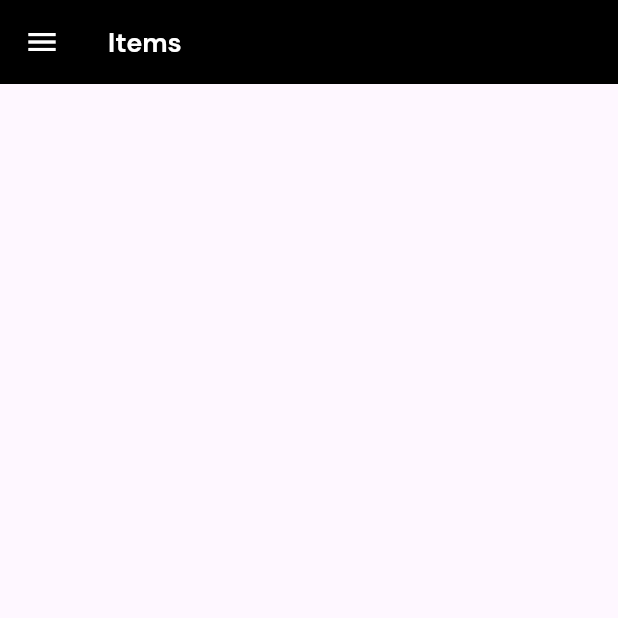
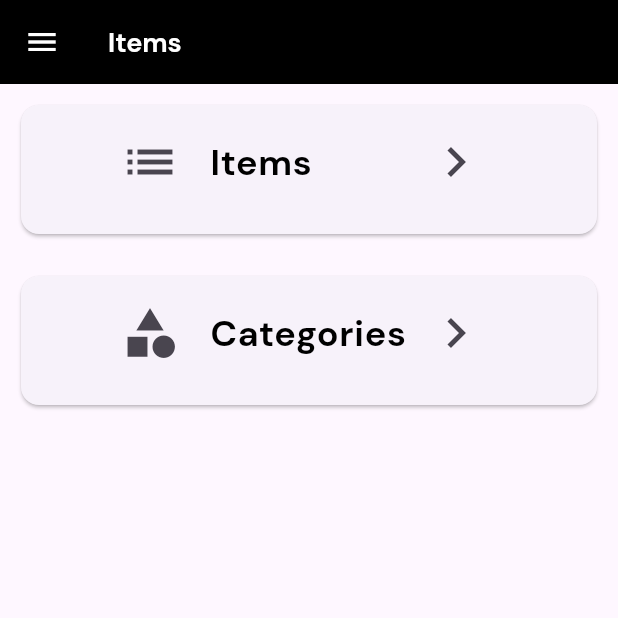
Before and after one commit to lansoyyy/cue_bar, a Flutter app: the ItemsScreen screen opened directly, on a phone screen of 412 x 824 dp, the top half of it. Run offline on Flutter 3.47's test engine with Material 3 defaults, Android fonts, the phone set to English and light mode, and no system bars; our stand-ins replace cloud_firestore, firebase_auth, firebase_core, firebase_storage, fluttertoast, image_picker and 2 more; accounts and stored records are empty.

Commit message:
added category ui

```diff
--- a/lib/screens/new/items_screen.dart
+++ b/lib/screens/new/items_screen.dart
@@ -3,6 +3,8 @@ import 'dart:async';
 import 'package:cloud_firestore/cloud_firestore.dart';
 import 'package:cue_bar/screens/config_page.dart';
 import 'package:cue_bar/screens/new/create_customer_screen.dart';
+import 'package:cue_bar/screens/new/items_pages/category_page.dart';
+import 'package:cue_bar/screens/new/items_pages/items_page.dart';
 import 'package:cue_bar/screens/products_screen.dart';
 import 'package:cue_bar/services/add_table.dart';
 import 'package:cue_bar/widgets/drawer_widget.dart';
@@ -36,8 +38,83 @@ class _ItemsScreenState extends State<ItemsScreen> {
           color: Colors.white,
         ),
       ),
-      body: const Column(
-        children: [],
+      body: Column(
+        children: [
+          Padding(
+            padding: const EdgeInsets.all(10.0),
+            child: Card(
+              child: Padding(
+                padding: const EdgeInsets.fromLTRB(50, 10, 50, 20),
+                child: ListTile(
+                  onTap: () {
+                    Navigator.of(context).push(MaterialPageRoute(
+                        builder: (context) => const ItemsPage()));
+                  },
+                  leading: SizedBox(
+                    width: 300,
+                    child: Row(
+                      children: [
+                        const Icon(
+                          Icons.list,
+                          size: 40,
+                        ),
+                        const SizedBox(
+                          width: 20,
+                        ),
+                        TextWidget(
+                          text: 'Items',
+                          fontSize: 24,
+                          fontFamily: 'Bold',
+                        ),
+                      ],
+                    ),
+                  ),
+                  trailing: const Icon(
+                    Icons.keyboard_arrow_right_sharp,
+                    size: 40,
+                  ),
+                ),
+              ),
+            ),
+          ),
+          Padding(
+            padding: const EdgeInsets.all(10.0),
+            child: Card(
+              child: Padding(
+                padding: const EdgeInsets.fromLTRB(50, 10, 50, 20),
+                child: ListTile(
+                  onTap: () {
+                    Navigator.of(context).push(MaterialPageRoute(
+                        builder: (context) => const CategoryPage()));
+                  },
+                  leading: SizedBox(
+                    width: 300,
+                    child: Row(
+                      children: [
+                        const Icon(
+                          Icons.category,
+                          size: 40,
+                        ),
+                        const SizedBox(
+                          width: 20,
+                        ),
+                        TextWidget(
+                          text: 'Categories',
+                          fontSize: 24,
+                          fontFamily: 'Bold',
+                        ),
+                      ],
+                    ),
+                  ),
+                  trailing: const Icon(
+                    Icons.keyboard_arrow_right_sharp,
+                    size: 40,
+                  ),
+                ),
+              ),
+            ),
+          ),
+        ],
       ),
     );
   }
```
Also changed, not shown: lib/screens/new/items_pages/add_item_page.dart (added, +141 -0 lines), lib/screens/new/items_pages/category_page.dart (added, +117 -0 lines), lib/screens/new/items_pages/items_page.dart (added, +98 -0 lines).
